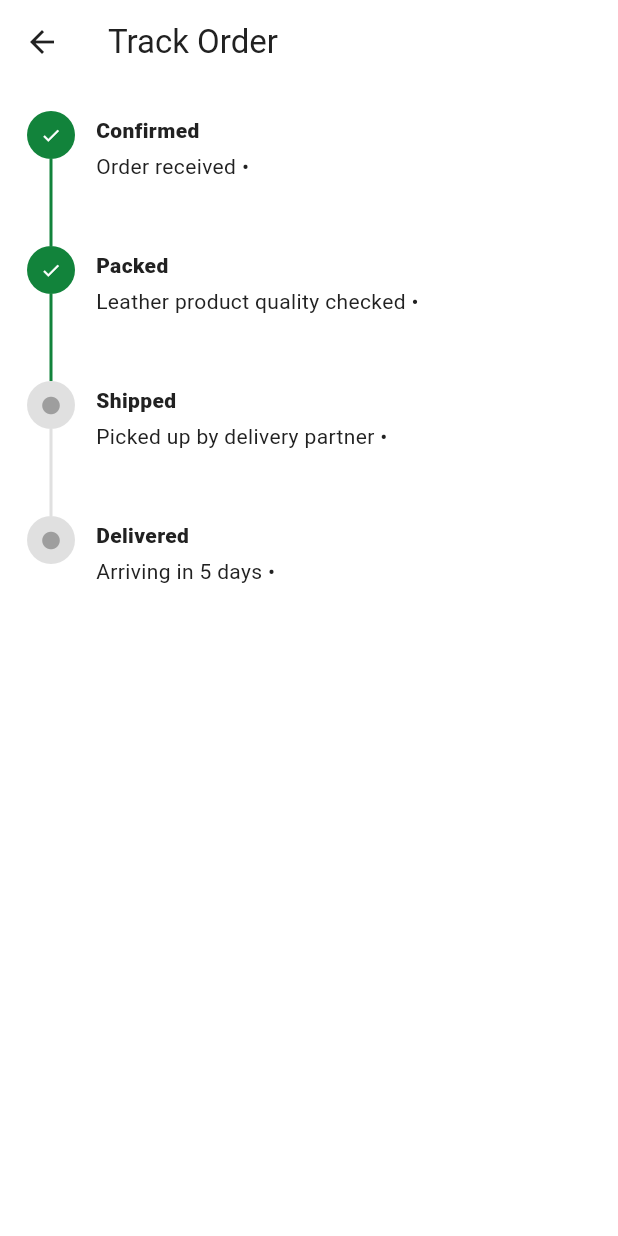
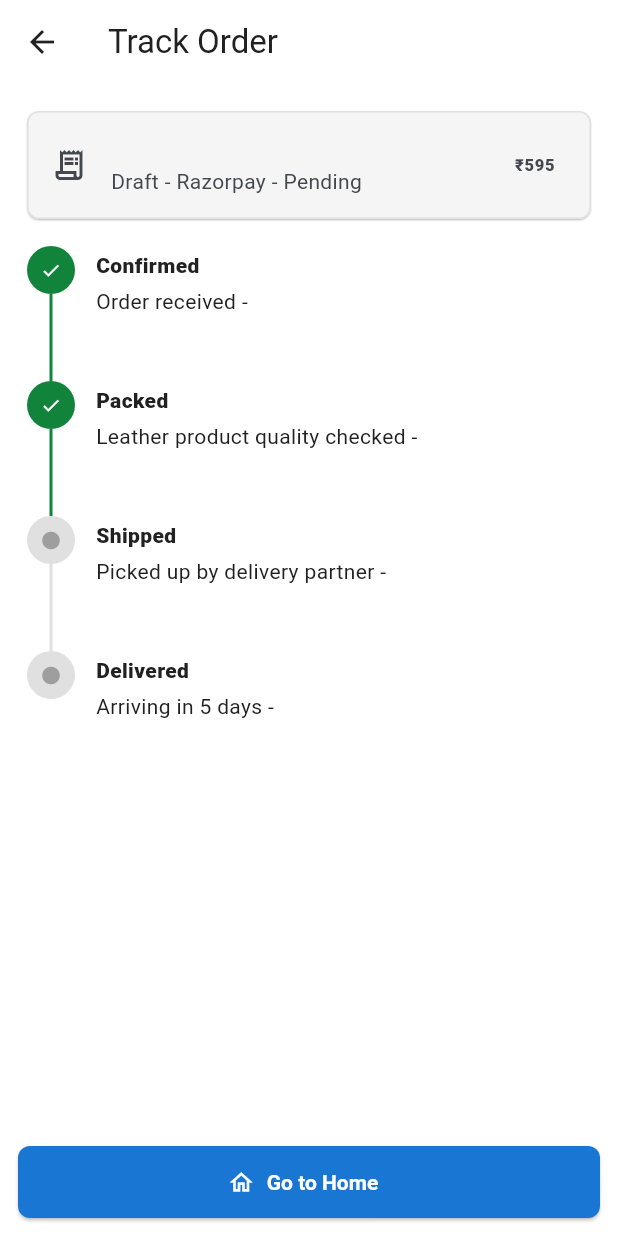
Before and after one commit to harish18AG/Mospl-FInal, a Flutter app: the TrackOrderScreen screen opened directly with empty values, on a phone screen of 412 x 824 dp. Run offline on Flutter 3.47's test engine with Material 3 defaults, Android fonts, the phone set to English and light mode, and no system bars; our stand-ins replace cached_network_image, carousel_slider, cloud_firestore, firebase_auth, firebase_core, fl_chart and 5 more; missing offline and left inert: razorpay_flutter; accounts and stored records are empty; network calls fail.

Commit message:
Route payment result to track order

```diff
--- a/lib/src/screens/checkout_screens.dart
+++ b/lib/src/screens/checkout_screens.dart
@@ -450,10 +450,12 @@ class _RazorpayPaymentScreenState extends State<RazorpayPaymentScreen> {
           razorpayPaymentId: response.paymentId ?? 'pay_local_${DateTime.now().millisecondsSinceEpoch}',
           razorpaySignature: response.signature ?? 'local-signature',
         );
-        if (mounted) context.go('/order-success/${widget.orderId}');
+        if (mounted) context.go('/track-order/${widget.orderId}');
       },
       onError: (PaymentFailureResponse response) {
-        if (mounted) context.go('/order-failed/${widget.orderId}');
+        if (!mounted) return;
+        context.read<AppState>().markPaymentFailed(widget.orderId);
+        context.go('/track-order/${widget.orderId}');
       },
       onExternalWallet: (ExternalWalletResponse response) {},
     );
@@ -515,12 +517,15 @@ class _RazorpayPaymentScreenState extends State<RazorpayPaymentScreen> {
                     razorpayPaymentId: 'pay_sim_${DateTime.now().millisecondsSinceEpoch}',
                     razorpaySignature: 'local-signature',
                   );
-              if (context.mounted) context.go('/order-success/${order.orderId}');
+              if (context.mounted) context.go('/track-order/${order.orderId}');
             },
             child: const Text('Simulate Success'),
           ),
           TextButton(
-            onPressed: () => context.go('/order-failed/${order.orderId}'),
+            onPressed: () {
+              context.read<AppState>().markPaymentFailed(order.orderId);
+              context.go('/track-order/${order.orderId}');
+            },
             child: const Text('Simulate Failed Payment'),
           ),
         ],
@@ -541,8 +546,8 @@ class OrderSuccessScreen extends StatelessWidget {
         icon: Icons.check_circle_outline,
         title: 'Order placed successfully',
         subtitle: '$orderId is confirmed. You can track it from My Orders.',
-        actionLabel: 'View Order',
-        onAction: () => context.go('/order-details/$orderId'),
+        actionLabel: 'Track Order',
+        onAction: () => context.go('/track-order/$orderId'),
       ),
     );
   }
@@ -560,8 +565,8 @@ class OrderFailedScreen extends StatelessWidget {
         icon: Icons.error_outline,
         title: 'Payment failed',
         subtitle: 'Your Razorpay test payment did not complete for $orderId.',
-        actionLabel: 'Retry Payment',
-        onAction: () => context.go('/razorpay-payment/$orderId'),
+        actionLabel: 'Track Order',
+        onAction: () => context.go('/track-order/$orderId'),
       ),
     );
   }
@@ -699,18 +704,50 @@ class TrackOrderScreen extends StatelessWidget {
 
   @override
   Widget build(BuildContext context) {
+    final state = context.watch<AppState>();
+    final order = state.orders.firstWhere((item) => item.orderId == orderId, orElse: () => _paymentFallbackOrder(state, orderId));
     final steps = const [
       ('Confirmed', 'Order received'),
       ('Packed', 'Leather product quality checked'),
       ('Shipped', 'Picked up by delivery partner'),
       ('Delivered', 'Arriving in 5 days'),
     ];
-    return Scaffold(
-      appBar: AppBar(title: const Text('Track Order')),
-      body: ListView.builder(
+    return PopScope(
+      canPop: false,
+      onPopInvokedWithResult: (didPop, result) {
+        if (!didPop) context.go('/home');
+      },
+      child: Scaffold(
+        appBar: AppBar(
+          leading: IconButton(
+            onPressed: () => context.go('/home'),
+            icon: const Icon(Icons.arrow_back),
+          ),
+          title: const Text('Track Order'),
+        ),
+        bottomNavigationBar: SafeArea(
+          child: Padding(
+            padding: const EdgeInsets.all(12),
+            child: ElevatedButton.icon(
+              onPressed: () => context.go('/home'),
+              icon: const Icon(Icons.home_outlined),
+              label: const Text('Go to Home'),
+            ),
+          ),
+        ),
+        body: ListView(
           padding: const EdgeInsets.all(18),
-        itemCount: steps.length,
-        itemBuilder: (context, index) {
+          children: [
+            Card(
+              child: ListTile(
+                leading: const Icon(Icons.receipt_long_outlined),
+                title: Text(order.orderId),
+                subtitle: Text('${order.status} - ${order.paymentMethod} - ${order.paymentStatus}'),
+                trailing: Text(order.totalLabel, style: const TextStyle(fontWeight: FontWeight.w900)),
+              ),
+            ),
+            const SizedBox(height: 18),
+            ...List.generate(steps.length, (index) {
               final done = index < 2;
               return Row(
                 crossAxisAlignment: CrossAxisAlignment.start,
@@ -735,14 +772,16 @@ class TrackOrderScreen extends StatelessWidget {
                         children: [
                           Text(steps[index].$1, style: const TextStyle(fontWeight: FontWeight.w900)),
                           const SizedBox(height: 4),
-                      Text('${steps[index].$2} • $orderId'),
+                          Text('${steps[index].$2} - $orderId'),
                         ],
                       ),
                     ),
                   ),
                 ],
               );
-        },
+            }),
+          ],
+        ),
       ),
     );
   }
```
Also changed, not shown: lib/src/state/app_state.dart (+8 -0 lines). Lines whose indentation alone changed are shown as unchanged.
